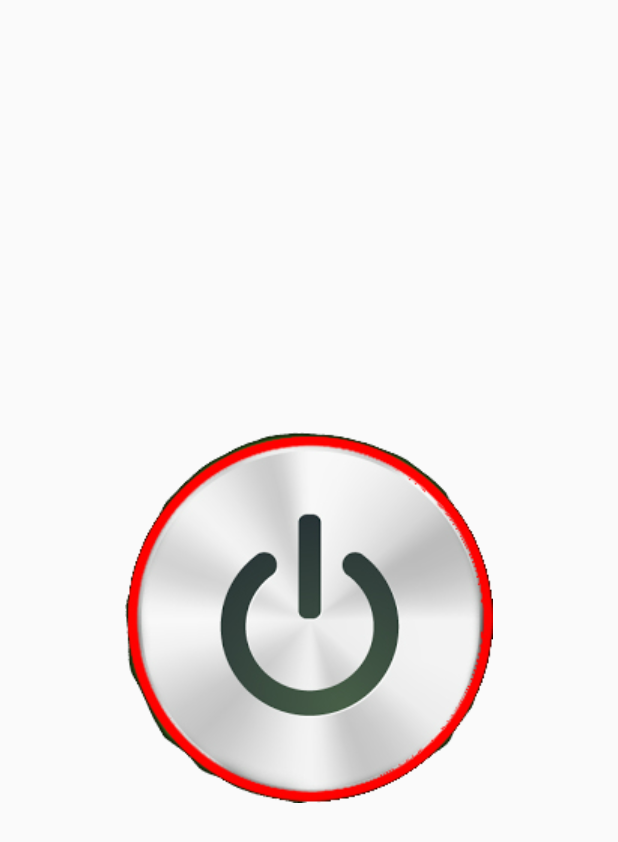
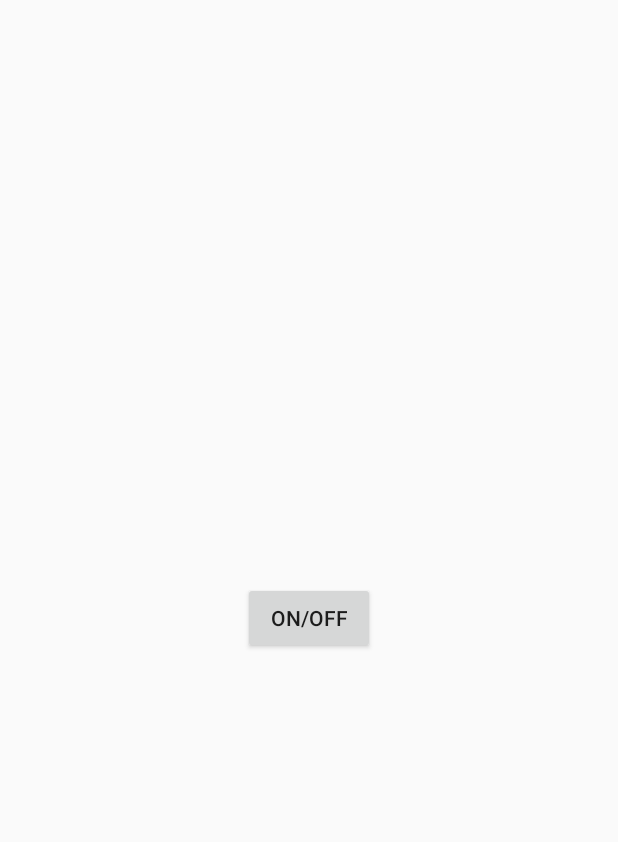
Before and after one commit to AnandBoreda/Location_tracker, an Android app: the layout activity_torch_main.xml on its own in the app's theme, with its tools: preview values and no code run, on a phone screen of 412 x 824 dp. Shown: the top 842 px of the screen. Run offline under Robolectric (Android 15) with nearby library versions, the phone set to English and light mode, and no system bars.

Commit message:
Torch Fix

```diff
--- a/app/src/main/res/layout/activity_torch_main.xml
+++ b/app/src/main/res/layout/activity_torch_main.xml
@@ -10,12 +10,12 @@
     tools:context=".TorchMain">
 
 
-    <ImageView
+    <Button
         android:id="@+id/ivOnOFF"
         android:layout_width="wrap_content"
         android:layout_height="wrap_content"
+        android:text="ON/OFF"
         android:layout_centerHorizontal="true"
         android:layout_centerVertical="true"
-        android:layout_gravity="center"
-        android:src="@drawable/off" />
+        android:layout_gravity="center" />
 </RelativeLayout>
```
Also changed, not shown: app/src/main/java/com/app/locationtracker/TorchMain.java (+5 -4 lines).
